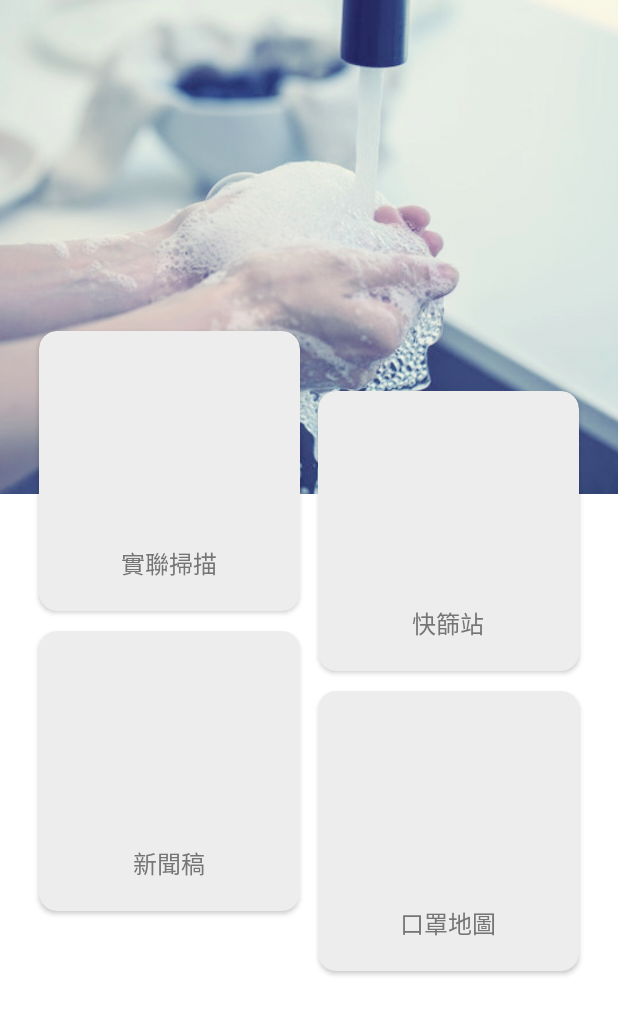
After one commit to jarvislin/drugstores, an Android app: the MenuActivity screen opened directly, with no data from a screen before it, on a phone screen of 412 x 824 dp. The commit adds this screen. Shown: the top 1015 px of the screen. Run offline under Robolectric (Android 15) with nearby library versions, the light colour scheme and no system bars; our stand-ins replace RxJava; libraries missing offline, so code that uses them is left out: com.jakewharton.rxbinding2; 1 statement that could not run was skipped.

Commit message:
feat: implement scan feature

```diff
--- /dev/null
+++ b/app/src/main/java/com/jarvislin/drugstores/page/menu/MenuActivity.kt
@@ -0,0 +1,33 @@
+package com.jarvislin.drugstores.page.menu
+
+import android.content.Context
+import android.content.Intent
+import android.os.Bundle
+import androidx.appcompat.app.AppCompatActivity
+import com.jarvislin.drugstores.R
+import com.jarvislin.drugstores.base.BaseActivity
+import com.jarvislin.drugstores.base.BaseViewModel
+import com.jarvislin.drugstores.extension.bind
+import com.jarvislin.drugstores.extension.click
+import com.jarvislin.drugstores.page.map.MapsActivity
+import com.jarvislin.drugstores.page.scan.ScanActivity
+import kotlinx.android.synthetic.main.activity_menu.*
+
+class MenuActivity(override val viewModel: BaseViewModel? = null) : BaseActivity() {
+
+    override fun onCreate(savedInstanceState: Bundle?) {
+        super.onCreate(savedInstanceState)
+        setContentView(R.layout.activity_menu)
+
+        cardMap.click { MapsActivity.start(this) }.bind(this)
+        cardScan.click { ScanActivity.start(this) }.bind(this)
+    }
+
+    companion object {
+        fun start(context: Context) {
+            Intent(context, MenuActivity::class.java).let {
+                context.startActivity(it)
+            }
+        }
+    }
+}
--- a/app/src/main/java/com/jarvislin/drugstores/page/splash/SplashActivity.kt
+++ b/app/src/main/java/com/jarvislin/drugstores/page/splash/SplashActivity.kt
@@ -7,9 +7,11 @@ import com.google.android.gms.common.GoogleApiAvailability
 import com.google.android.play.core.appupdate.AppUpdateManagerFactory
 import com.google.android.play.core.install.model.AppUpdateType
 import com.google.android.play.core.install.model.UpdateAvailability
+import com.google.firebase.FirebaseApp
 import com.google.firebase.auth.FirebaseAuth
 import com.jarvislin.drugstores.R
 import com.jarvislin.drugstores.page.map.MapsActivity
+import com.jarvislin.drugstores.page.menu.MenuActivity
 
 
 class SplashActivity : AppCompatActivity() {
@@ -66,7 +68,7 @@ class SplashActivity : AppCompatActivity() {
     }
 
     private fun direct() {
-        MapsActivity.start(this)
+        MenuActivity.start(this)
         finish()
     }
 
--- /dev/null
+++ b/app/src/main/res/layout/activity_menu.xml
@@ -0,0 +1,101 @@
+<?xml version="1.0" encoding="utf-8"?>
+<androidx.constraintlayout.widget.ConstraintLayout xmlns:android="http://schemas.android.com/apk/res/android"
+    xmlns:app="http://schemas.android.com/apk/res-auto"
+    xmlns:tools="http://schemas.android.com/tools"
+    android:layout_width="match_parent"
+    android:layout_height="match_parent"
+    android:background="@color/white">
+
+    <ImageView
+        android:layout_width="match_parent"
+        android:layout_height="0dp"
+        android:scaleType="centerCrop"
+        android:src="@drawable/menu"
+        app:layout_constraintHeight_percent="0.4"
+        app:layout_constraintTop_toTopOf="parent" />
+
+    <ScrollView
+        android:layout_width="match_parent"
+        android:layout_height="0dp"
+        app:layout_constraintBottom_toBottomOf="parent"
+        app:layout_constraintHeight_percent="0.74">
+
+        <androidx.constraintlayout.widget.ConstraintLayout
+            android:layout_width="match_parent"
+            android:layout_height="wrap_content"
+            android:paddingHorizontal="20dp">
+
+            <androidx.cardview.widget.CardView
+                android:id="@+id/cardScan"
+                style="@style/MenuCard"
+                app:layout_constraintEnd_toStartOf="@+id/cardRapidTest"
+                app:layout_constraintStart_toStartOf="parent"
+                app:layout_constraintTop_toTopOf="parent">
+
+                <ImageView
+                    style="@style/MenuCardImage"
+                    tools:src="@drawable/ic_cdc_logo" />
+
+                <TextView
+                    style="@style/MenuCardTitle"
+                    android:text="實聯掃描" />
+
+            </androidx.cardview.widget.CardView>
+
+            <androidx.cardview.widget.CardView
+                android:id="@+id/cardRapidTest"
+                style="@style/MenuCard"
+                android:layout_marginTop="40dp"
+                app:layout_constraintEnd_toEndOf="parent"
+                app:layout_constraintStart_toEndOf="@+id/cardScan"
+                app:layout_constraintTop_toTopOf="parent">
+
+                <ImageView
+                    style="@style/MenuCardImage"
+                    tools:src="@drawable/ic_cdc_logo" />
+
+                <TextView
+                    style="@style/MenuCardTitle"
+                    android:text="快篩站" />
+
+            </androidx.cardview.widget.CardView>
+
+            <androidx.cardview.widget.CardView
+                android:id="@+id/cardNews"
+                style="@style/MenuCard"
+                app:layout_constraintEnd_toStartOf="@+id/cardRapidTest"
+                app:layout_constraintStart_toStartOf="parent"
+                app:layout_constraintTop_toBottomOf="@id/cardScan">
+
+                <ImageView
+                    style="@style/MenuCardImage"
+                    tools:src="@drawable/ic_cdc_logo" />
+
+                <TextView
+                    style="@style/MenuCardTitle"
+                    android:text="新聞稿" />
+
+            </androidx.cardview.widget.CardView>
+
+            <androidx.cardview.widget.CardView
+                android:id="@+id/cardMap"
+                style="@style/MenuCard"
+                android:foreground="?attr/selectableItemBackground"
+                app:layout_constraintEnd_toEndOf="parent"
+                app:layout_constraintStart_toEndOf="@+id/cardScan"
+                app:layout_constraintTop_toBottomOf="@+id/cardRapidTest">
+
+                <ImageView
+                    style="@style/MenuCardImage"
+                    tools:src="@drawable/ic_cdc_logo" />
+
+                <TextView
+                    style="@style/MenuCardTitle"
+                    android:text="口罩地圖" />
+
+            </androidx.cardview.widget.CardView>
+
+        </androidx.constraintlayout.widget.ConstraintLayout>
+
+    </ScrollView>
+</androidx.constraintlayout.widget.ConstraintLayout>
--- a/app/src/main/res/values/styles.xml
+++ b/app/src/main/res/values/styles.xml
@@ -20,4 +20,29 @@
         <item name="android:textColor">@color/secondaryText</item>
         <item name="android:textSize">16sp</item>
     </style>
+
+    <style name="MenuCard">
+        <item name="android:layout_width">0dp</item>
+        <item name="android:layout_height">200dp</item>
+        <item name="cardUseCompatPadding">true</item>
+        <item name="cardCornerRadius">12dp</item>
+        <item name="cardBackgroundColor">#EDEDED</item>
+    </style>
+
+    <style name="MenuCardTitle">
+        <item name="android:layout_width">wrap_content</item>
+        <item name="android:layout_height">wrap_content</item>
+        <item name="android:textSize">16sp</item>
+        <item name="android:layout_marginBottom">20dp</item>
+        <item name="android:textColor">@color/secondaryText</item>
+        <item name="android:layout_gravity">center_horizontal|bottom</item>
+    </style>
+
+    <style name="MenuCardImage">
+        <item name="android:layout_width">match_parent</item>
+        <item name="android:layout_height">160dp</item>
+        <item name="android:padding">32dp</item>
+    </style>
+
+
 </resources>
```
Also changed, not shown: app/src/main/AndroidManifest.xml (+10 -0 lines), app/src/main/java/com/jarvislin/drugstores/extension/ContextExtension.kt (+26 -0 lines), app/src/main/java/com/jarvislin/drugstores/extension/RxExtension.kt (+8 -0 lines), app/src/main/java/com/jarvislin/drugstores/page/map/MapsActivity.kt (+0 -9 lines), app/src/main/java/com/jarvislin/drugstores/page/scan/ScanActivity.kt (added, +106 -0 lines), app/src/main/res/layout/activity_scan.xml (added, +39 -0 lines), app/src/main/res/values/strings.xml (+7 -0 lines), app/src/main/res/drawable-nodpi/menu.jpg (added).
